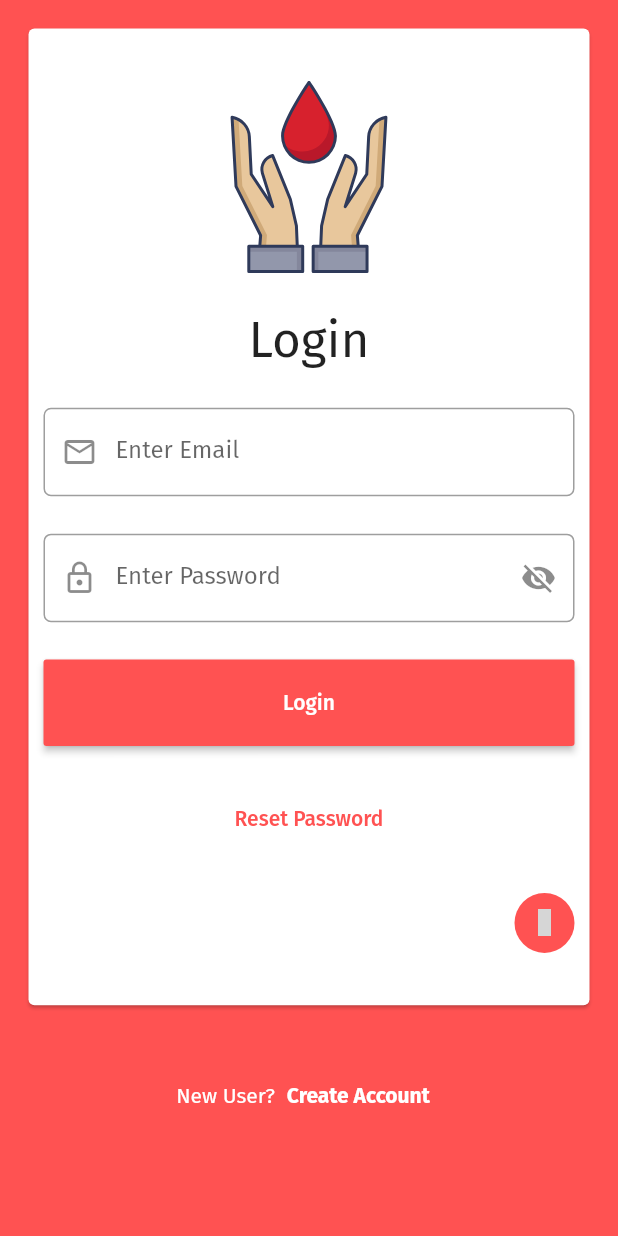
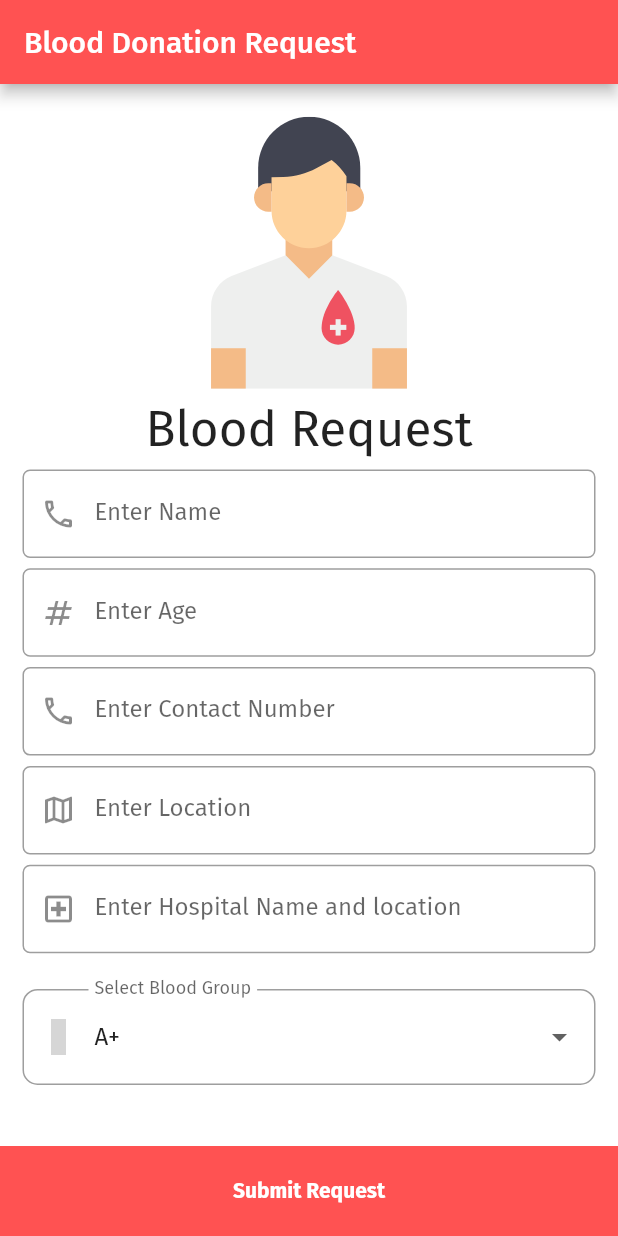
Before and after one commit to SeAliijaz/blood-app-ui, a Flutter app: the screen it shows after launch, on a phone screen of 412 x 824 dp. Run offline on Flutter 3.47's test engine with Material 2 defaults, Android fonts, the light colour scheme and no system bars; our stand-ins replace flutter_svg, fluttertoast, google_fonts, material_design_icons_flutter, share_plus; grey boxes are pictures that could not be loaded.

Commit message:
Till Blood Requests

```diff
--- a/lib/Credientals-Screens/login_screen.dart
+++ b/lib/Credientals-Screens/login_screen.dart
@@ -1,6 +1,7 @@
 import "package:blood_app_ui/Constants/constants.dart";
 import "package:blood_app_ui/Credientals-Screens/signup_screen.dart";
-import "package:blood_app_ui/Screens/home_screen.dart";
+import 'package:blood_app_ui/Screens/Home/home_screen.dart';
+import "package:blood_app_ui/Widgets/custom_text_form_field.dart";
 import "package:flutter/material.dart";
 import "package:flutter_svg/flutter_svg.dart";
 import "package:material_design_icons_flutter/material_design_icons_flutter.dart";
@@ -80,16 +81,12 @@ class _LogInScreenState extends State<LogInScreen> {
                                           fontSize:
                                               Sizer(context).height * 0.040),
                                     ),
-                                    TextFormField(
+
+                                    ///Email Field
+                                    CustomTextFormField(
                                       controller: emailC,
-                                      decoration: InputDecoration(
-                                        prefixIcon: Icon(Icons.email_outlined),
-                                        labelText: "Enter Email",
-                                        border: OutlineInputBorder(
-                                          borderRadius:
-                                              BorderRadius.circular(5),
-                                        ),
-                                      ),
+                                      labelText: "Enter Email",
+                                      prefixIcon: Icons.email_outlined,
                                       validator: (v) {
                                         if (v!.isEmpty) {
                                           return "Field Can'not be empty";
@@ -105,28 +102,12 @@ class _LogInScreenState extends State<LogInScreen> {
                                         }
                                       },
                                     ),
-                                    TextFormField(
+
+                                    ///PassWord field
+                                    CustomTextFormField(
                                       controller: passC,
-                                      decoration: InputDecoration(
-                                        prefixIcon: Icon(Icons.lock_outline),
-                                        labelText: "Enter Password",
-                                        border: OutlineInputBorder(
-                                          borderRadius:
-                                              BorderRadius.circular(5),
-                                        ),
-                                        suffixIcon: IconButton(
-                                          onPressed: () {
-                                            setState(() {
-                                              isObsecure = !isObsecure!;
-                                            });
-                                          },
-                                          icon: Icon(
-                                            isObsecure == false
-                                                ? Icons.visibility_off
-                                                : Icons.remove_red_eye,
-                                          ),
-                                        ),
-                                      ),
+                                      labelText: "Enter Password",
+                                      prefixIcon: Icons.lock_outlined,
                                       obscureText: isObsecure!,
                                       validator: (v) {
                                         if (v!.isEmpty) {
@@ -138,6 +119,18 @@ class _LogInScreenState extends State<LogInScreen> {
                                           return null;
                                         }
                                       },
+                                      suffixIcon: IconButton(
+                                        onPressed: () {
+                                          setState(() {
+                                            isObsecure = !isObsecure!;
+                                          });
+                                        },
+                                        icon: Icon(
+                                          isObsecure == false
+                                              ? Icons.visibility_off
+                                              : Icons.remove_red_eye,
+                                        ),
+                                      ),
                                     ),
                                     MaterialButton(
                                       height: Sizer(context).height * 0.070,
--- a/lib/Screens/profile_screen.dart
+++ b/lib/Screens/Profile/profile_screen.dart
@@ -2,7 +2,7 @@ import 'package:blood_app_ui/Components/rounded_divs.dart';
 import 'package:flutter/material.dart';
 import 'package:flutter_svg/flutter_svg.dart';
 
-import '../Constants/constants.dart';
+import '../../Constants/constants.dart';
 
 class ProfileScreen extends StatelessWidget {
   const ProfileScreen({Key? key}) : super(key: key);
--- /dev/null
+++ b/lib/Screens/Request-Blood/blood_request_screen.dart
@@ -0,0 +1,248 @@
+import 'package:blood_app_ui/Constants/constants.dart';
+import 'package:blood_app_ui/Screens/Request-Blood/blood_request_details.dart';
+import 'package:blood_app_ui/Widgets/custom_text_form_field.dart';
+import 'package:flutter/material.dart';
+import 'package:flutter_svg/flutter_svg.dart';
+import 'package:material_design_icons_flutter/material_design_icons_flutter.dart';
+
+class BloodRequestScreen extends StatefulWidget {
+  @override
+  _BloodRequestScreenState createState() => _BloodRequestScreenState();
+}
+
+class _BloodRequestScreenState extends State<BloodRequestScreen> {
+  ///Controllers
+  final _formKey = GlobalKey<FormState>();
+  final TextEditingController nameController = TextEditingController();
+  final TextEditingController ageController = TextEditingController();
+  final TextEditingController contactController = TextEditingController();
+  final TextEditingController locationController = TextEditingController();
+  final TextEditingController hospitalController = TextEditingController();
+
+  ///variables
+  String selectedBloodGroup = 'A+';
+
+  ///blood groups
+  List<String> bloodGroups = [
+    'A+',
+    'A-',
+    'B+',
+    'B-',
+    'O+',
+    'O-',
+    'AB+',
+    'AB-',
+  ];
+
+  @override
+  void dispose() {
+    nameController.dispose();
+    ageController.dispose();
+    contactController.dispose();
+    locationController.dispose();
+    hospitalController.dispose();
+    super.dispose();
+  }
+
+  @override
+  Widget build(BuildContext context) {
+    return Scaffold(
+      appBar: AppBar(
+        title: Text('Blood Donation Request'),
+      ),
+      bottomNavigationBar: GestureDetector(
+        onTap: () {
+          if (_formKey.currentState!.validate()) {
+            Map<String, String> bloodRequest = {
+              'name': nameController.text,
+              'age': ageController.text,
+              'contact': contactController.text,
+              'location': locationController.text,
+              "hospital": hospitalController.text,
+              'bloodGroup': selectedBloodGroup,
+            };
+
+            goToPage(
+              context,
+              BloodRequestDetailsScreen(
+                requestData: {
+                  "name": nameController.text,
+                  "age": ageController.text,
+                  "contact": contactController.text,
+                  "location": locationController.text,
+                  "hospital": hospitalController.text,
+                  "bloodGroup": selectedBloodGroup,
+                },
+              ),
+            );
+          }
+        },
+        child: Container(
+          height: 60,
+          color: AppColors.primaryColor,
+          child: Center(
+              child: Text(
+            "Submit Request",
+            style: TextStyle(
+              color: Colors.white,
+              fontWeight: FontWeight.bold,
+            ),
+          )),
+        ),
+      ),
+      body: Container(
+        height: Sizer(context).height,
+        width: Sizer(context).width,
+        child: Form(
+          key: _formKey,
+          child: Container(
+            child: SafeArea(
+              child: Padding(
+                padding: const EdgeInsets.all(15.0),
+                child: SingleChildScrollView(
+                  child: Column(
+                    crossAxisAlignment: CrossAxisAlignment.stretch,
+                    children: <Widget>[
+                      Container(
+                        height: Sizer(context).height * 0.80,
+                        child: Column(
+                          mainAxisAlignment: MainAxisAlignment.spaceEvenly,
+                          children: [
+                            ///Image
+                            SvgPicture.asset(
+                              "assets/025-donor.svg",
+                              height: Sizer(context).height * 0.22,
+                            ),
+
+                            ///Text
+                            Center(
+                              child: Text(
+                                "Blood Request",
+                                style: TextStyle(
+                                    fontSize: Sizer(context).height * 0.040),
+                              ),
+                            ),
+
+                            ///Name Field
+                            CustomTextFormField(
+                              labelText: "Enter Name",
+                              prefixIcon: Icons.phone_outlined,
+                              controller: nameController,
+                              validator: (value) {
+                                if (value!.isEmpty) {
+                                  return 'Please enter your name';
+                                }
+                                return null;
+                              },
+                              onSaved: (v) {
+                                nameController.text = v!;
+                              },
+                            ),
+
+                            ///Age field
+                            CustomTextFormField(
+                              labelText: "Enter Age",
+                              prefixIcon: Icons.numbers_outlined,
+                              controller: ageController,
+                              keyboardType: TextInputType.number,
+                              validator: (value) {
+                                if (value!.isEmpty) {
+                                  return 'Please enter your age';
+                                }
+                                return null;
+                              },
+                              onSaved: (v) {
+                                ageController.text = v!;
+                              },
+                            ),
+
+                            ///contact number field
+                            CustomTextFormField(
+                              labelText: "Enter Contact Number",
+                              prefixIcon: Icons.phone_outlined,
+                              controller: contactController,
+                              keyboardType: TextInputType.phone,
+                              validator: (value) {
+                                if (value!.isEmpty) {
+                                  return 'Please enter your contact number';
+                                }
+                                return null;
+                              },
+                              onSaved: (v) {
+                                contactController.text = v!;
+                              },
+                            ),
+
+                            ///Location field
+                            CustomTextFormField(
+                              labelText: "Enter Location",
+                              prefixIcon: Icons.map_outlined,
+                              controller: locationController,
+                              validator: (value) {
+                                if (value!.isEmpty) {
+                                  return 'Please enter your location';
+                                }
+                                return null;
+                              },
+                              onSaved: (v) {
+                                locationController.text = v!;
+                              },
+                            ),
+
+                            ///Hospital field
+                            CustomTextFormField(
+                              labelText: "Enter Hospital Name and location",
+                              prefixIcon: Icons.local_hospital_outlined,
+                              controller: hospitalController,
+                              validator: (value) {
+                                if (value!.isEmpty) {
+                                  return 'Please enter your location';
+                                }
+                                return null;
+                              },
+                              onSaved: (v) {
+                                hospitalController.text = v!;
+                              },
+                            ),
+
+                            ///SizedBox
+                            SizedBox(height: 10),
+
+                            ///DropdownButtonFormField
+                            DropdownButtonFormField<String>(
+                              decoration: InputDecoration(
+                                  prefixIcon: Icon(MdiIcons.bloodBag),
+                                  labelText: "Select Blood Group",
+                                  border: OutlineInputBorder(
+                                    borderRadius: BorderRadius.circular(10),
+                                  )),
+                              value: selectedBloodGroup,
+                              items: bloodGroups.map((group) {
+                                return DropdownMenuItem<String>(
+                                  value: group,
+                                  child: Text(group),
+                                );
+                              }).toList(),
+                              onChanged: (value) {
+                                setState(() {
+                                  selectedBloodGroup = value!;
+                                });
+                              },
+                              onSaved: (v) {
+                                selectedBloodGroup = v!;
+                              },
+                            ),
+                          ],
+                        ),
+                      ),
+                    ],
+                  ),
+                ),
+              ),
+            ),
+          ),
+        ),
+      ),
+    );
+  }
+}
--- /dev/null
+++ b/lib/Widgets/custom_text_form_field.dart
@@ -0,0 +1,43 @@
+import 'package:flutter/material.dart';
+
+class CustomTextFormField extends StatelessWidget {
+  final TextEditingController? controller;
+  final String? labelText;
+  final IconData? prefixIcon;
+  final Widget? suffixIcon;
+  final String? Function(String?)? validator;
+  final bool? obscureText;
+  final TextInputType? keyboardType;
+  final String? Function(String?)? onSaved;
+
+  CustomTextFormField({
+    this.controller,
+    this.labelText,
+    this.prefixIcon,
+    this.suffixIcon,
+    this.validator,
+    this.obscureText = false,
+    this.keyboardType,
+    this.onSaved,
+    super.key,
+  });
+
+  @override
+  Widget build(BuildContext context) {
+    return TextFormField(
+      validator: validator,
+      obscureText: obscureText!,
+      keyboardType: keyboardType,
+      controller: controller,
+      onSaved: onSaved,
+      decoration: InputDecoration(
+        prefixIcon: Icon(prefixIcon),
+        labelText: labelText,
+        border: OutlineInputBorder(
+          borderRadius: BorderRadius.circular(5),
+        ),
+        suffixIcon: suffixIcon,
+      ),
+    );
+  }
+}
--- a/lib/main.dart
+++ b/lib/main.dart
@@ -1,9 +1,8 @@
 import 'package:blood_app_ui/Constants/constants.dart';
 import 'package:blood_app_ui/Initial-Screen/splash_screen.dart';
-import 'package:blood_app_ui/Screens/home_screen.dart';
+import 'package:blood_app_ui/Screens/Request-Blood/blood_request_screen.dart';
 import 'package:flutter/material.dart';
 import 'package:google_fonts/google_fonts.dart';
-import 'package:shared_preferences/shared_preferences.dart';
 
 void main() {
   runApp(const MyApp());
@@ -15,7 +14,6 @@ class MyApp extends StatelessWidget {
   @override
   Widget build(BuildContext context) {
     return MaterialApp(
-
       ///Title of app
       title: 'Blood-App-UI',
 
@@ -40,6 +38,7 @@ class MyApp extends StatelessWidget {
       ),
 
       ///Home
-        home: SplashScreen());
+      home: BloodRequestScreen(),
+    );
   }
 }
--- a/pubspec.yaml
+++ b/pubspec.yaml
@@ -46,7 +46,8 @@ dependencies:
   google_fonts: ^4.0.3
   clipboard: ^0.1.3
   material_design_icons_flutter: ^6.0.7096
-  shared_preferences: ^2.0.18
+  firebase_auth: ^4.2.9
+  firebase_core: ^2.7.0
 
 dev_dependencies:
   flutter_test:
```
Also changed, not shown: lib/Credientals-Screens/signup_screen.dart (+28 -36 lines), lib/Models/blood_card_model.dart (+15 -0 lines), lib/Screens/Home/home_screen.dart (renamed from lib/Screens/home_screen.dart, +6 -5 lines), lib/Screens/Request-Blood/blood_request_details.dart (added, +48 -0 lines), lib/Screens/Home/details_screen.dart (renamed from lib/Screens/details_screen.dart), lib/Screens/News-Tips-Screen/news_tips_screen.dart (renamed from lib/Screens/news_tips_screen.dart), lib/Screens/Who-Can-Donate-Blood/who_can_donate_blood_screen.dart (renamed from lib/Screens/who_can_donate_blood_screen.dart), pubspec.lock, 1 other file. Lines whose indentation alone changed are shown as unchanged.
